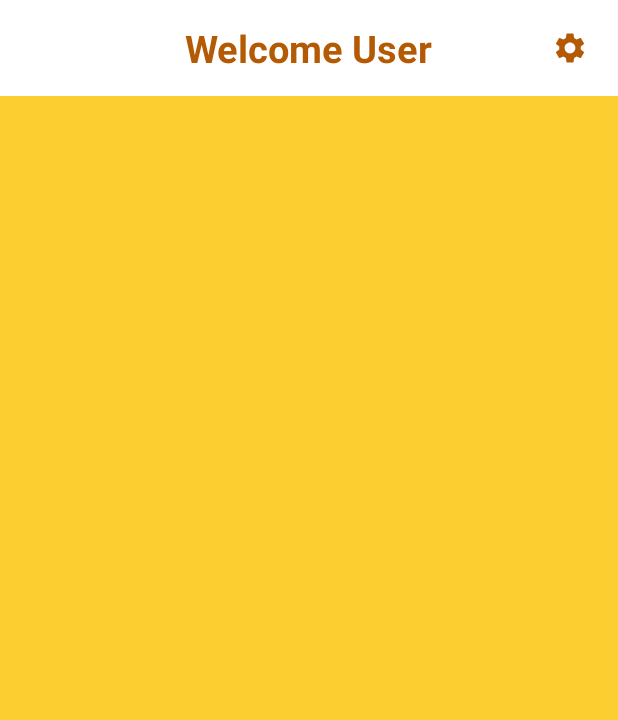
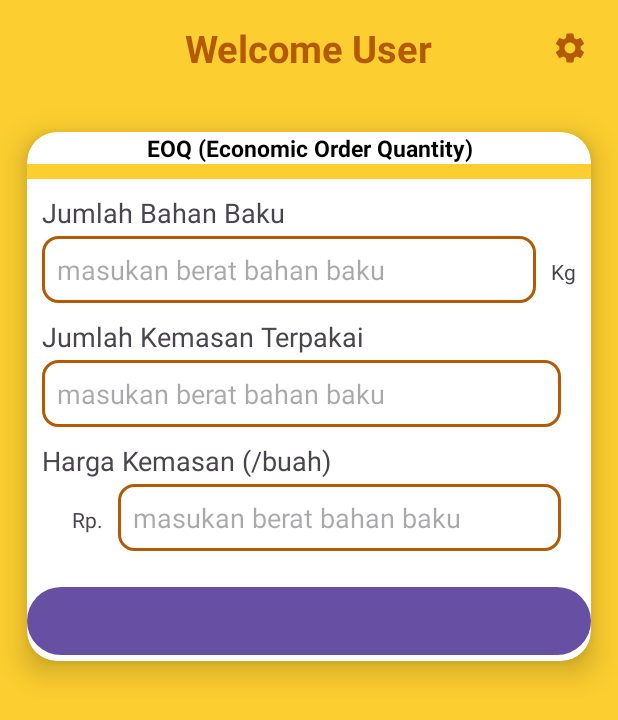
Before and after one commit to ajihermansya/Obugame, an Android app: the layout activity_home_page.xml on its own in the app's theme, with its tools: preview values and no code run, on a phone screen of 412 x 824 dp. Shown: the top 720 px of the screen. Run offline under Robolectric (Android 15) with nearby library versions, the phone set to English and light mode, and no system bars.

Commit message:
start pembuatan : inputan-calculkatorEOQ

```diff
--- /dev/null
+++ b/app/src/main/res/drawable/input_border.xml
@@ -0,0 +1,14 @@
+<?xml version="1.0" encoding="utf-8"?>
+<shape xmlns:android="http://schemas.android.com/apk/res/android"
+    android:shape="rectangle">
+
+    <corners
+        android:radius="10dp"/>
+
+    <stroke
+        android:color="@color/coklat"
+        android:width="2dp"/>
+    <solid
+        android:color="@color/white"/>
+
+</shape>
--- a/app/src/main/res/layout/activity_home_page.xml
+++ b/app/src/main/res/layout/activity_home_page.xml
@@ -10,7 +10,6 @@
 
     <androidx.appcompat.widget.Toolbar
         android:id="@+id/toolbar"
-        android:background="@color/white"
         android:minHeight="?attr/actionBarSize"
         android:theme="?attr/actionBarTheme"
         android:layout_width="match_parent"
@@ -37,4 +36,12 @@
 
     </androidx.appcompat.widget.Toolbar>
 
+    <include
+        android:id="@+id/card_image"
+        android:layout_below="@id/toolbar"
+        layout="@layout/card_calculator"
+        android:layout_width="match_parent"
+        android:layout_height="wrap_content" />
+
+
 </RelativeLayout>
--- /dev/null
+++ b/app/src/main/res/layout/card_calculator.xml
@@ -0,0 +1,166 @@
+<?xml version="1.0" encoding="utf-8"?>
+<RelativeLayout xmlns:android="http://schemas.android.com/apk/res/android"
+    android:layout_width="match_parent"
+    android:layout_height="wrap_content"
+    xmlns:app="http://schemas.android.com/apk/res-auto"
+    xmlns:card_view="http://schemas.android.com/tools">
+
+    <androidx.cardview.widget.CardView
+        android:layout_width="match_parent"
+        android:layout_height="wrap_content"
+        app:cardCornerRadius="20dp"
+        app:cardElevation="12dp"
+        app:cardUseCompatPadding="true"
+        card_view:cardCornerRadius="5dp">
+
+        <LinearLayout
+            android:orientation="vertical"
+            android:layout_width="match_parent"
+            android:layout_height="wrap_content">
+            <LinearLayout
+                android:layout_width="match_parent"
+                android:layout_height="wrap_content"
+                android:orientation="horizontal">
+                <TextView
+                    android:layout_width="0dp"
+                    android:layout_height="wrap_content"
+                    android:layout_weight="1"
+                    android:text="@string/eoq_string"
+                    android:gravity="center"
+                    android:textStyle="bold"
+                    android:textSize="15sp"
+                    android:textColor="@color/black"
+                    android:id="@+id/name_Akun"/>
+            </LinearLayout>
+            <View
+                android:background="@color/kuning"
+                android:layout_width="match_parent"
+                android:layout_height="10dp" />
+
+            <LinearLayout
+                android:layout_width="match_parent"
+                android:layout_height="wrap_content"
+                android:orientation="vertical">
+
+                <TextView
+                    android:layout_width="match_parent"
+                    android:layout_height="wrap_content"
+                    android:text="@string/jumlah_bahan_baku"
+                    android:textSize="18sp"
+                    android:paddingStart="10dp"
+                    android:paddingTop="10dp"
+                    android:paddingBottom="3dp"/>
+
+                <LinearLayout
+                    android:layout_width="match_parent"
+                    android:layout_height="wrap_content"
+                    android:orientation="horizontal"
+                    android:paddingStart="10dp">
+
+                    <EditText
+                        android:id="@+id/input_bahanbaku"
+                        android:layout_width="0dp"
+                        android:layout_height="wrap_content"
+                        android:layout_weight="1"
+                        android:inputType="numberDecimal"
+                        android:hint="@string/masukan_berat_bahan_baku"
+                        android:background="@drawable/input_border"
+                        android:drawablePadding="8dp"
+                        android:padding="10dp"/>
+                    <TextView
+                        android:layout_width="wrap_content"
+                        android:layout_height="wrap_content"
+                        android:paddingStart="10dp"
+                        android:paddingEnd="10dp"
+                        android:text="@string/satuan_kg"/>
+                </LinearLayout>
+
+
+                <LinearLayout
+                    android:layout_width="match_parent"
+                    android:layout_height="wrap_content"
+                    android:orientation="vertical"
+                    android:paddingStart="10dp"
+                    android:paddingEnd="20dp">
+                    <TextView
+                        android:layout_width="match_parent"
+                        android:layout_height="wrap_content"
+                        android:text="@string/jumlah_kemasan_terpakai"
+                        android:textSize="18sp"
+                        android:paddingBottom="3dp"
+                        android:paddingTop="10dp"/>
+
+                    <EditText
+                        android:id="@+id/input_kemasanterpakai"
+                        android:layout_width="match_parent"
+                        android:layout_height="0dp"
+                        android:layout_weight="1"
+                        android:inputType="numberDecimal"
+                        android:hint="@string/masukan_berat_bahan_baku"
+                        android:background="@drawable/input_border"
+                        android:drawablePadding="8dp"
+                        android:padding="10dp" />
+
+                </LinearLayout>
+
+                <LinearLayout
+                    android:layout_width="match_parent"
+                    android:layout_height="wrap_content"
+                    android:orientation="vertical"
+                    android:paddingBottom="20dp"
+                    android:paddingStart="10dp"
+                    android:paddingEnd="20dp">
+                    <TextView
+                        android:layout_width="match_parent"
+                        android:layout_height="wrap_content"
+                        android:text="@string/harga_kemasan_buah"
+                        android:textSize="18sp"
+                        android:paddingBottom="3dp"
+                        android:paddingTop="10dp"/>
+
+                    <LinearLayout
+                        android:layout_width="match_parent"
+                        android:layout_height="wrap_content"
+                        android:orientation="horizontal"
+                        android:paddingStart="10dp">
+
+                        <TextView
+                            android:layout_width="wrap_content"
+                            android:layout_height="wrap_content"
+                            android:paddingStart="10dp"
+                            android:paddingEnd="10dp"
+                            android:text="@string/rupiah"/>
+
+                        <EditText
+                            android:id="@+id/input_hargakemasan"
+                            android:layout_width="0dp"
+                            android:layout_height="wrap_content"
+                            android:layout_weight="1"
+                            android:inputType="numberDecimal"
+                            android:hint="@string/masukan_berat_bahan_baku"
+                            android:background="@drawable/input_border"
+                            android:drawablePadding="8dp"
+                            android:padding="10dp"/>
+
+                    </LinearLayout>
+
+                </LinearLayout>
+
+                <Button
+                    android:layout_width="match_parent"
+                    android:layout_height="wrap_content"
+                    android:paddingTop="20dp"/>
+
+
+
+
+            </LinearLayout>
+
+
+        </LinearLayout>
+
+    </androidx.cardview.widget.CardView>
+
+
+
+</RelativeLayout>
--- a/app/src/main/res/values/strings.xml
+++ b/app/src/main/res/values/strings.xml
@@ -2,4 +2,11 @@
     <string name="app_name">Obugame</string>
     <string name="obugame">OBUGAME</string>
     <string name="welcome_user">Welcome User</string>
+    <string name="eoq_string">EOQ (Economic Order Quantity)</string>
+    <string name="jumlah_bahan_baku">Jumlah Bahan Baku</string>
+    <string name="satuan_kg">Kg</string>
+    <string name="jumlah_kemasan_terpakai">Jumlah Kemasan Terpakai</string>
+    <string name="masukan_berat_bahan_baku">masukan berat bahan baku</string>
+    <string name="harga_kemasan_buah">Harga Kemasan (/buah)</string>
+    <string name="rupiah">Rp.</string>
 </resources>
```
